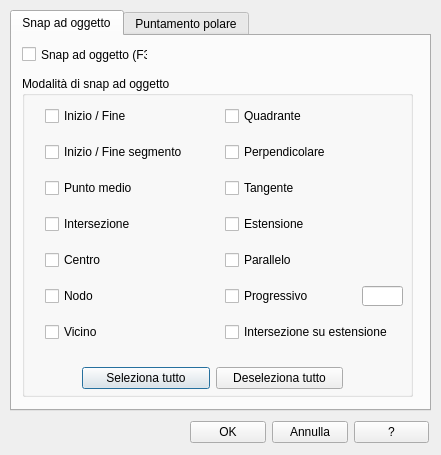
This is qad_dsettings.ui in geosim/QAD as Qt 5 draws it before an edit. The edited form follows.
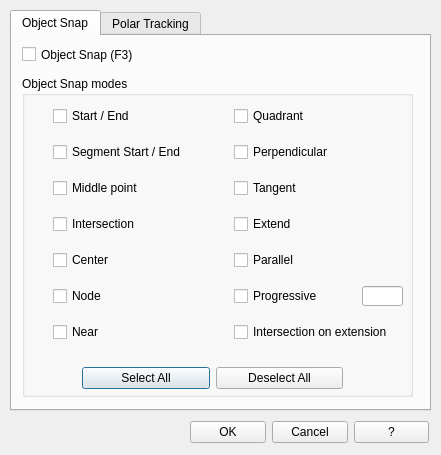
This is the edited form. The open tabs and pages were chosen to show the change. Icons and pictures are not drawn.

```diff
--- a/qad_dsettings.ui
+++ b/qad_dsettings.ui
@@ -39,7 +39,7 @@
    </property>
    <widget class="QWidget" name="tab_1">
     <attribute name="title">
-     <string>Snap ad oggetto</string>
+     <string>Object Snap</string>
     </attribute>
     <widget class="QGroupBox" name="groupBox">
      <property name="geometry">
@@ -51,7 +51,7 @@
       </rect>
      </property>
      <property name="title">
-      <string>Modalità di snap ad oggetto</string>
+      <string>Object Snap modes</string>
      </property>
      <widget class="QWidget" name="layoutWidget">
       <property name="geometry">
@@ -66,14 +66,14 @@
        <item>
         <widget class="QPushButton" name="pushButton_SelectALL">
          <property name="text">
-          <string>Seleziona tutto</string>
+          <string>Select All</string>
          </property>
         </widget>
        </item>
        <item>
         <widget class="QPushButton" name="pushButton_DeSelectALL">
          <property name="text">
-          <string>Deseleziona tutto</string>
+          <string>Deselect All</string>
          </property>
         </widget>
        </item>
@@ -150,7 +150,7 @@
 &lt;p style=&quot; margin-top:12px; margin-bottom:12px; margin-left:0px; margin-right:0px; -qt-block-indent:0; text-indent:0px;&quot;&gt;&lt;img src=&quot;:/plugins/qad/icons/dsettings/OSNAP_ToolTIP_PERP.png&quot; /&gt;&lt;/p&gt;&lt;/body&gt;&lt;/html&gt;</string>
          </property>
          <property name="text">
-          <string>Perpendicolare</string>
+          <string>Perpendicular</string>
          </property>
          <property name="tristate">
           <bool>false</bool>
@@ -178,7 +178,7 @@
 &lt;p style=&quot; margin-top:12px; margin-bottom:12px; margin-left:0px; margin-right:0px; -qt-block-indent:0; text-indent:0px;&quot;&gt;&lt;img src=&quot;:/plugins/qad/icons/dsettings/OSNAP_ToolTIP_TANP.png&quot; /&gt;&lt;/p&gt;&lt;/body&gt;&lt;/html&gt;</string>
          </property>
          <property name="text">
-          <string>Tangente</string>
+          <string>Tangent</string>
          </property>
          <property name="tristate">
           <bool>false</bool>
@@ -196,7 +196,7 @@
 &lt;p style=&quot; margin-top:12px; margin-bottom:12px; margin-left:0px; margin-right:0px; -qt-block-indent:0; text-indent:0px;&quot;&gt;&lt;img src=&quot;:/plugins/qad/icons/dsettings/OSNAP_ToolTIP_EXTP.png&quot; /&gt;&lt;/p&gt;&lt;/body&gt;&lt;/html&gt;</string>
          </property>
          <property name="text">
-          <string>Estensione</string>
+          <string>Extend</string>
          </property>
          <property name="tristate">
           <bool>false</bool>
@@ -214,7 +214,7 @@
 &lt;p style=&quot; margin-top:12px; margin-bottom:12px; margin-left:0px; margin-right:0px; -qt-block-indent:0; text-indent:0px;&quot;&gt;&lt;img src=&quot;:/plugins/qad/icons/dsettings/OSNAP_ToolTIP_PARLP.png&quot; /&gt;&lt;/p&gt;&lt;/body&gt;&lt;/html&gt;</string>
          </property>
          <property name="text">
-          <string>Parallelo</string>
+          <string>Parallel</string>
          </property>
          <property name="tristate">
           <bool>false</bool>
@@ -232,7 +232,7 @@
 &lt;p style=&quot; margin-top:12px; margin-bottom:12px; margin-left:0px; margin-right:0px; -qt-block-indent:0; text-indent:0px;&quot;&gt;&lt;img src=&quot;:/plugins/qad/icons/dsettings/OSNAP_ToolTIP_PROGRESP.png&quot; /&gt;&lt;/p&gt;&lt;/body&gt;&lt;/html&gt;</string>
          </property>
          <property name="text">
-          <string>Progressivo</string>
+          <string>Progressive</string>
          </property>
          <property name="tristate">
           <bool>false</bool>
@@ -250,7 +250,7 @@
 &lt;p style=&quot; margin-top:12px; margin-bottom:12px; margin-left:0px; margin-right:0px; -qt-block-indent:0; text-indent:0px;&quot;&gt;&lt;img src=&quot;:/plugins/qad/icons/dsettings/OSNAP_ToolTIP_EXTINT.png&quot; /&gt;&lt;/p&gt;&lt;/body&gt;&lt;/html&gt;</string>
          </property>
          <property name="text">
-          <string>Intersezione su estensione</string>
+          <string>Intersection on extension</string>
          </property>
         </widget>
        </item>
@@ -265,7 +265,7 @@
 &lt;p style=&quot; margin-top:12px; margin-bottom:12px; margin-left:0px; margin-right:0px; -qt-block-indent:0; text-indent:0px;&quot;&gt;&lt;img src=&quot;:/plugins/qad/icons/dsettings/OSNAP_ToolTIP_QUADP.png&quot; /&gt;&lt;/p&gt;&lt;/body&gt;&lt;/html&gt;</string>
          </property>
          <property name="text">
-          <string>Quadrante</string>
+          <string>Quadrant</string>
          </property>
          <property name="tristate">
           <bool>false</bool>
@@ -325,7 +325,7 @@
 &lt;p style=&quot; margin-top:12px; margin-bottom:12px; margin-left:0px; margin-right:0px; -qt-block-indent:0; text-indent:0px;&quot;&gt;&lt;img src=&quot;:/plugins/qad/icons/dsettings/OSNAP_ToolTIP_END_PLINE.png&quot; /&gt;&lt;/p&gt;&lt;/body&gt;&lt;/html&gt;</string>
          </property>
          <property name="text">
-          <string>Inizio / Fine</string>
+          <string>Start / End</string>
          </property>
         </widget>
        </item>
@@ -350,7 +350,7 @@
 &lt;p style=&quot; margin-top:12px; margin-bottom:12px; margin-left:0px; margin-right:0px; -qt-block-indent:0; text-indent:0px;&quot;&gt;&lt;img src=&quot;:/plugins/qad/icons/dsettings/OSNAP_ToolTIP_ENDP.png&quot; /&gt;&lt;/p&gt;&lt;/body&gt;&lt;/html&gt;</string>
          </property>
          <property name="text">
-          <string>Inizio / Fine segmento</string>
+          <string>Segment Start / End</string>
          </property>
          <property name="tristate">
           <bool>false</bool>
@@ -378,7 +378,7 @@
 &lt;p style=&quot; margin-top:12px; margin-bottom:12px; margin-left:0px; margin-right:0px; -qt-block-indent:0; text-indent:0px;&quot;&gt;&lt;img src=&quot;:/plugins/qad/icons/dsettings/OSNAP_ToolTIP_MIDP.png&quot; /&gt;&lt;/p&gt;&lt;/body&gt;&lt;/html&gt;</string>
          </property>
          <property name="text">
-          <string>Punto medio</string>
+          <string>Middle point</string>
          </property>
          <property name="tristate">
           <bool>false</bool>
@@ -406,7 +406,7 @@
 &lt;p style=&quot; margin-top:12px; margin-bottom:12px; margin-left:0px; margin-right:0px; -qt-block-indent:0; text-indent:0px;&quot;&gt;&lt;img src=&quot;:/plugins/qad/icons/dsettings/OSNAP_ToolTIP_INTP.png&quot; /&gt;&lt;/p&gt;&lt;/body&gt;&lt;/html&gt;</string>
          </property>
          <property name="text">
-          <string>Intersezione</string>
+          <string>Intersection</string>
          </property>
          <property name="tristate">
           <bool>false</bool>
@@ -434,7 +434,7 @@
 &lt;p style=&quot; margin-top:12px; margin-bottom:12px; margin-left:0px; margin-right:0px; -qt-block-indent:0; text-indent:0px;&quot;&gt;&lt;img src=&quot;:/plugins/qad/icons/dsettings/OSNAP_ToolTIP_CENP.png&quot; /&gt;&lt;/p&gt;&lt;/body&gt;&lt;/html&gt;</string>
          </property>
          <property name="text">
-          <string>Centro</string>
+          <string>Center</string>
          </property>
          <property name="tristate">
           <bool>false</bool>
@@ -462,7 +462,7 @@
 &lt;p style=&quot; margin-top:12px; margin-bottom:12px; margin-left:0px; margin-right:0px; -qt-block-indent:0; text-indent:0px;&quot;&gt;&lt;img src=&quot;:/plugins/qad/icons/dsettings/OSNAP_ToolTIP_NODP.png&quot; /&gt;&lt;/p&gt;&lt;/body&gt;&lt;/html&gt;</string>
          </property>
          <property name="text">
-          <string>Nodo</string>
+          <string>Node</string>
          </property>
          <property name="tristate">
           <bool>false</bool>
@@ -490,7 +490,7 @@
 &lt;p style=&quot; margin-top:12px; margin-bottom:12px; margin-left:0px; margin-right:0px; -qt-block-indent:0; text-indent:0px;&quot;&gt;&lt;img src=&quot;:/plugins/qad/icons/dsettings/OSNAP_ToolTIP_NEARP.png&quot; /&gt;&lt;/p&gt;&lt;/body&gt;&lt;/html&gt;</string>
          </property>
          <property name="text">
-          <string>Vicino</string>
+          <string>Near</string>
          </property>
          <property name="tristate">
           <bool>false</bool>
@@ -510,13 +510,13 @@
       </rect>
      </property>
      <property name="text">
-      <string>Snap ad oggetto (F3)</string>
+      <string>Object Snap (F3)</string>
      </property>
     </widget>
    </widget>
    <widget class="QWidget" name="tab_2">
     <attribute name="title">
-     <string>Puntamento polare</string>
+     <string>Polar Tracking</string>
     </attribute>
     <widget class="QCheckBox" name="checkBox_PolarPickPoint">
      <property name="geometry">
@@ -592,7 +592,7 @@
     <item>
      <widget class="QPushButton" name="cancelButton">
       <property name="text">
-       <string>Annulla</string>
+       <string>Cancel</string>
       </property>
      </widget>
     </item>
```
Left out of the diff: 38 changed lines with no effect on the pictures.
